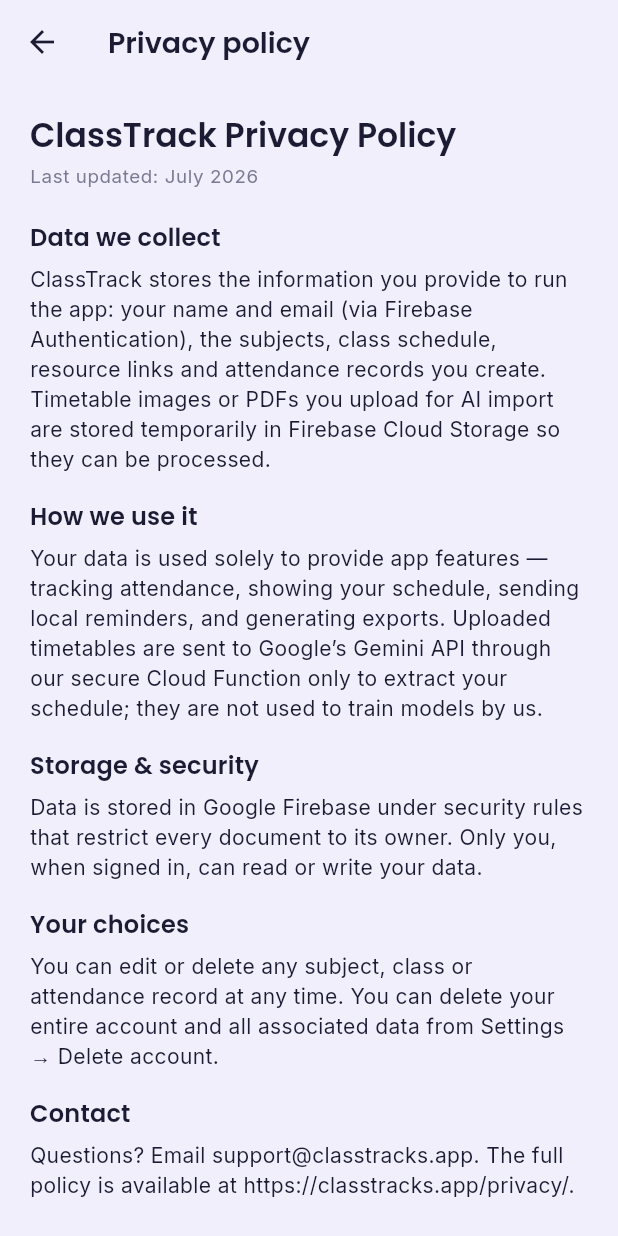
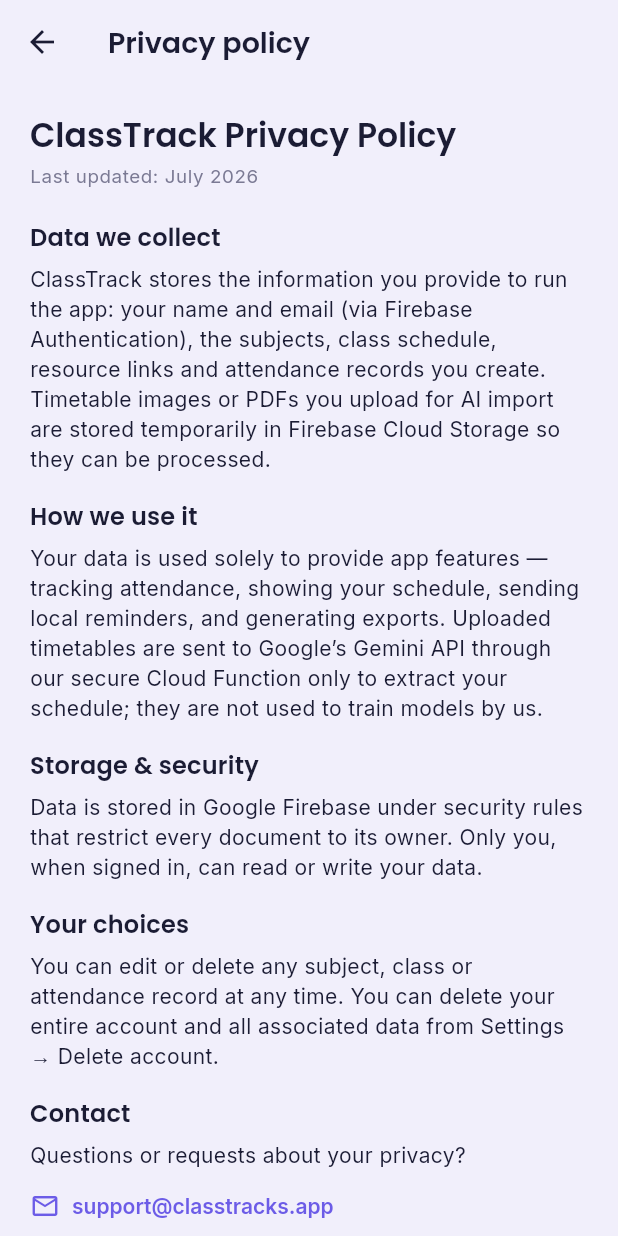
Before and after one commit to killersbEE08/Classtrack-App, a Flutter app: the PrivacyPolicyScreen screen opened directly, on a phone screen of 412 x 824 dp. Run offline on Flutter 3.47's test engine with Material 3 defaults, Android fonts, the phone set to English and light mode, and no system bars; our stand-ins replace cloud_firestore, cloud_functions, confetti, csv, file_picker, firebase_auth and 15 more; missing offline and left inert: home_widget, purchases_flutter, syncfusion_flutter_pdf; accounts and stored records are empty; generated files the repository leaves out were written again.

Commit message:
Make privacy policy email and full-policy URL tappable; remove dev placeholder note

```diff
--- a/lib/features/settings/presentation/screens/privacy_policy_screen.dart
+++ b/lib/features/settings/presentation/screens/privacy_policy_screen.dart
@@ -1,6 +1,8 @@
 import 'package:flutter/material.dart';
+import 'package:url_launcher/url_launcher.dart';
 
 import '../../../../core/constants/app_constants.dart';
+import '../../../../core/theme/app_colors.dart';
 
 class PrivacyPolicyScreen extends StatelessWidget {
   const PrivacyPolicyScreen({super.key});
@@ -58,21 +60,46 @@
           const SizedBox(height: 16),
           Text('Contact', style: h),
           const SizedBox(height: 6),
-          Text(
-            'Questions? Email ${AppConstants.supportEmail}. The full policy is available at '
-            '${AppConstants.privacyPolicyUrl}.',
-            style: b,
+          Text('Questions or requests about your privacy?', style: b),
+          const SizedBox(height: 4),
+          Align(
+            alignment: Alignment.centerLeft,
+            child: TextButton.icon(
+              style: TextButton.styleFrom(
+                padding: EdgeInsets.zero,
+                minimumSize: const Size(0, 40),
+                tapTargetSize: MaterialTapTargetSize.shrinkWrap,
+                foregroundColor: AppColors.primary,
+              ),
+              icon: const Icon(Icons.email_outlined, size: 20),
+              label: const Text(AppConstants.supportEmail),
+              onPressed: () => _launch(
+                'mailto:${AppConstants.supportEmail}'
+                '?subject=${Uri.encodeComponent('ClassTrack privacy')}',
+              ),
+            ),
           ),
-          const SizedBox(height: 24),
-          Text(
-            'Note: replace this text and the hosted URL with your finalised policy before publishing.',
-            style: theme.textTheme.bodySmall?.copyWith(
-              fontStyle: FontStyle.italic,
-              color: theme.hintColor,
+          Align(
+            alignment: Alignment.centerLeft,
+            child: TextButton.icon(
+              style: TextButton.styleFrom(
+                padding: EdgeInsets.zero,
+                minimumSize: const Size(0, 40),
+                tapTargetSize: MaterialTapTargetSize.shrinkWrap,
+                foregroundColor: AppColors.primary,
+              ),
+              icon: const Icon(Icons.open_in_new_rounded, size: 20),
+              label: const Text('Read the full privacy policy online'),
+              onPressed: () => _launch(AppConstants.privacyPolicyUrl),
             ),
           ),
         ],
       ),
     );
   }
+
+  Future<void> _launch(String url) async {
+    final uri = Uri.parse(url);
+    await launchUrl(uri, mode: LaunchMode.externalApplication);
+  }
 }
```
